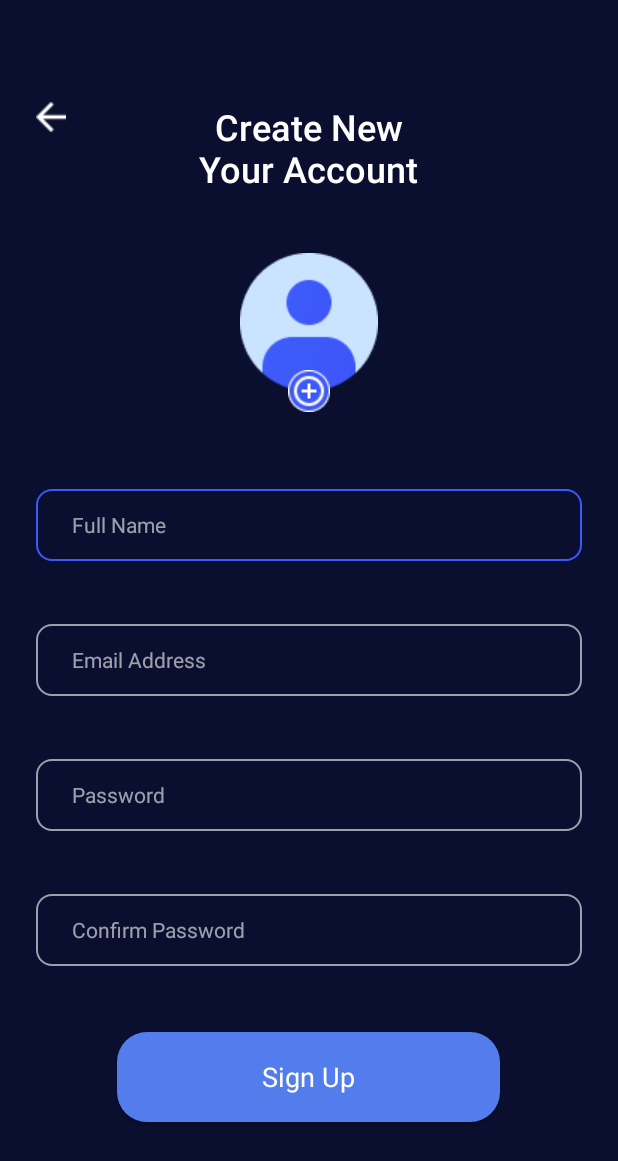
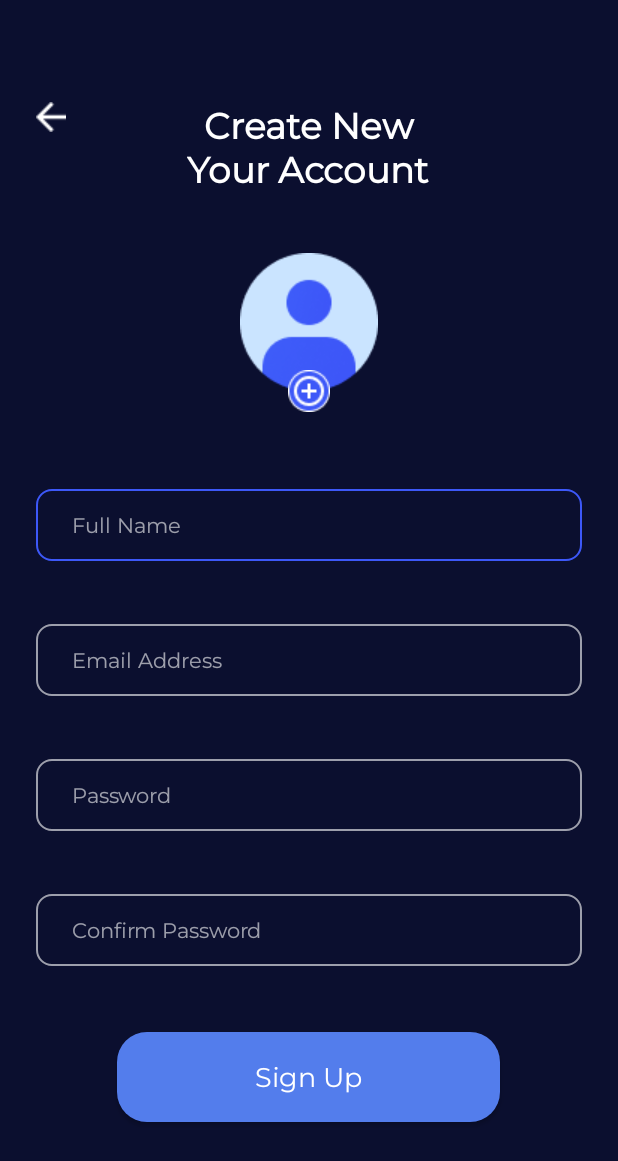
Before and after one commit to ManhHoDinh/MovieTicketApp, an Android app: the SignUpActivity screen opened directly, with no data from a screen before it, on a phone screen of 412 x 824 dp. Shown: the top 1161 px of the screen. Run offline under Robolectric (Android 15) with nearby library versions, the phone set to English and light mode, and no system bars.

Commit message:
SignIn and SignUp

```diff
--- a/app/src/main/res/layout/activity_sign_up.xml
+++ b/app/src/main/res/layout/activity_sign_up.xml
@@ -40,7 +40,8 @@
                     android:layout_centerHorizontal="true"
                     android:text="Create New\nYour Account"
                     android:textColor="@color/white_background"
-                    android:textFontWeight="500"
+                    android:fontFamily="@font/montserrat_regular"
+                    android:textFontWeight="600"
                     android:textSize="24dp"
                     android:textStyle="bold" />
             </RelativeLayout>
@@ -67,6 +68,8 @@
                 android:background="@drawable/edittext_boder"
                 android:hint="Full Name"
                 android:inputType="textPersonName"
+                android:fontFamily="@font/montserrat_regular"
+                android:textFontWeight="400"
                 android:paddingLeft="24dp"
                 android:singleLine="true"
                 android:textColor="@color/white_background"
@@ -85,7 +88,9 @@
                 android:singleLine="true"
                 android:textColor="@color/white_background"
                 android:textColorHint="@color/hint_color"
-                android:textSize="14dp" />
+                android:textSize="14dp"
+                android:fontFamily="@font/montserrat_regular"
+                android:textFontWeight="400"/>
 
             <EditText
                 android:id="@+id/password"
@@ -99,7 +104,9 @@
                 android:singleLine="true"
                 android:textColor="@color/white_background"
                 android:textColorHint="@color/hint_color"
-                android:textSize="14dp" />
+                android:textSize="14dp"
+                android:fontFamily="@font/montserrat_regular"
+                android:textFontWeight="400"/>
 
             <EditText
                 android:id="@+id/confirmpassword"
@@ -113,7 +120,9 @@
                 android:singleLine="true"
                 android:textColor="@color/white_background"
                 android:textColorHint="@color/hint_color"
-                android:textSize="14dp" />
+                android:textSize="14dp"
+                android:fontFamily="@font/montserrat_regular"
+                android:textFontWeight="400"/>
 
             <Button
                 android:id="@+id/SignUpBtn"
@@ -127,6 +136,7 @@
                 android:gravity="center"
                 android:text="Sign Up"
                 android:textColor="@color/white_background"
+                android:fontFamily="@font/montserrat_regular"
                 android:textFontWeight="500"
                 android:textSize="18dp"
                 android:textStyle="bold" />
```
Also changed, not shown: app/src/main/res/layout/activity_sign_in.xml (+9 -0 lines), app/src/main/res/font/montserrat_regular.ttf (added), app/src/main/res/font/poppins_regular.ttf (added).
